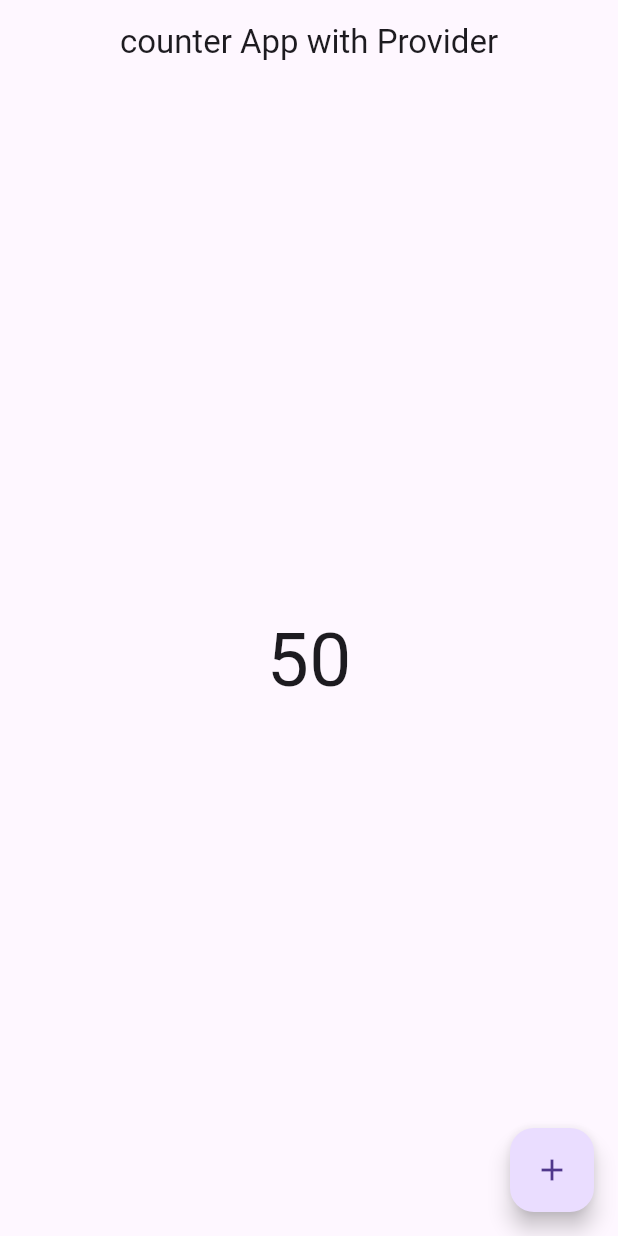
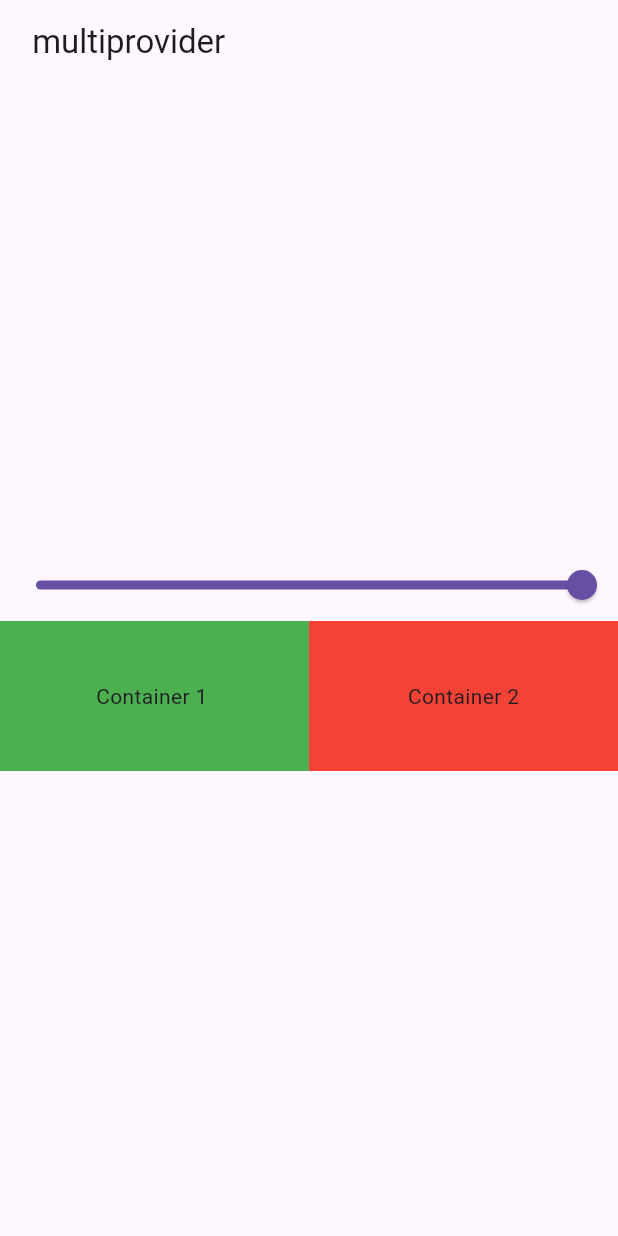
Before and after one commit to AmanSinghThakur01/Provider, a Flutter app: the screen it shows after launch, on a phone screen of 412 x 824 dp. Run offline on Flutter 3.47's test engine with Material 3 defaults, Android fonts, the phone set to English and light mode, and no system bars.

Commit message:
multi provider with slider example

```diff
--- a/lib/main.dart
+++ b/lib/main.dart
@@ -1,5 +1,6 @@
 import 'package:flutter/material.dart';
 import 'package:provider/provider.dart';
+import 'package:provider_state_managementt/multiprovider/example_one.dart';
 import 'package:provider_state_managementt/provider/count_provider.dart';
 import 'package:provider_state_managementt/screen/count_example.dart';
 
@@ -20,7 +21,7 @@ class MyApp extends StatelessWidget {
         theme: ThemeData(
           primarySwatch: Colors.blue,
         ),
-        home: const CountExample(),
+        home: ExampleOne(),
       ),
     );
 
--- /dev/null
+++ b/lib/multiprovider/example_one.dart
@@ -0,0 +1,60 @@
+import 'package:flutter/material.dart';
+class ExampleOne extends StatefulWidget {
+  const ExampleOne({super.key});
+
+  @override
+  State<ExampleOne> createState() => _ExampleOneState();
+}
+
+class _ExampleOneState extends State<ExampleOne> {
+  double value =1.0;
+  @override
+  Widget build(BuildContext context) {
+    return Scaffold(
+      appBar: AppBar(
+        title: Text(" multiprovider"),
+      ),
+      body: Column(
+        mainAxisAlignment: MainAxisAlignment.center,
+children: [
+  Slider(
+    min: 0,
+      max: 1,
+      value: value, onChanged: (val){
+      print(value);
+      value = val;
+setState(() {
+
+});
+  }),
+  Row(
+    children: [
+      Expanded(
+        child: Container(
+          decoration: BoxDecoration(
+            color: Colors.green.withOpacity(value)
+          ),
+          height: 100,
+          child: Center(
+            child: Text("Container 1 "),
+          ),
+        ),
+      ),
+      Expanded(
+        child: Container(
+          decoration: BoxDecoration(
+              color: Colors.red.withOpacity(value)
+          ),
+          height: 100,
+          child: Center(
+            child: Text("Container 2"),
+          ),
+        ),
+      )
+    ],
+  )
+],
+      ),
+    );
+  }
+}
```
Also changed, not shown: lib/screen/count_example.dart (+21 -4 lines).
